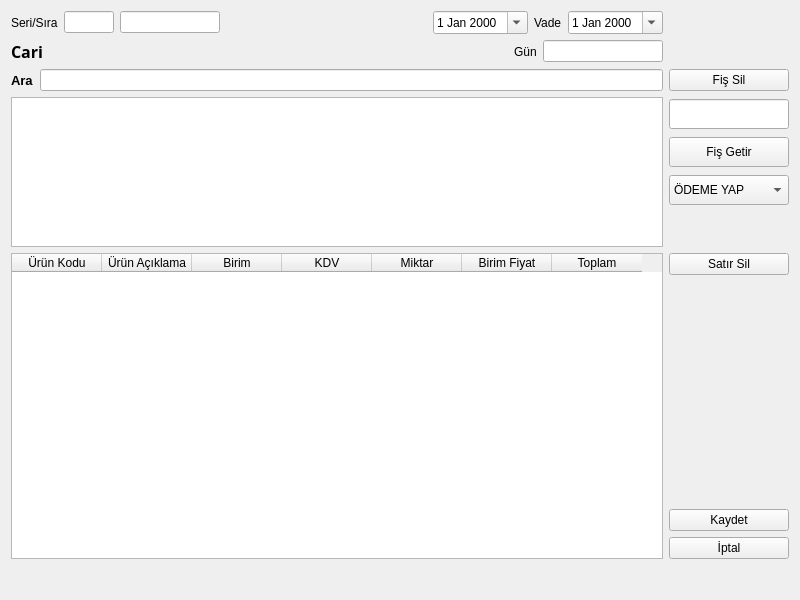
First picture: the form in fatura.ui, repository nerdogan/nenra, before the edit.
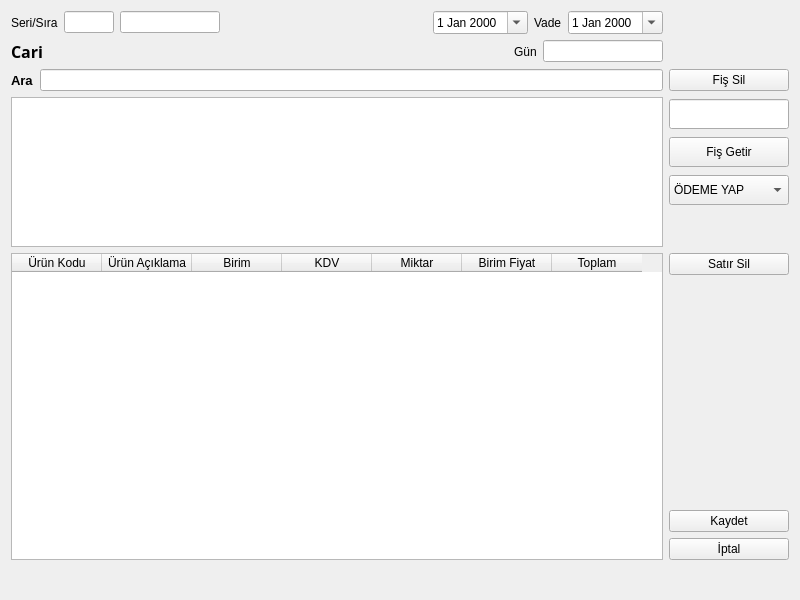
Second picture: the form after the edit. Icons and pictures are not drawn.

Commit message: 20190430 fatura ui tab order cari date

```diff
--- a/fatura.ui
+++ b/fatura.ui
@@ -130,7 +130,7 @@
         </font>
        </property>
        <property name="text">
-        <string> </string>
+        <string/>
        </property>
        <property name="alignment">
         <set>Qt::AlignRight|Qt::AlignTrailing|Qt::AlignVCenter</set>
```
Left out of the diff: 12 changed lines with no effect on the pictures. The commit also changes 3 other files.
